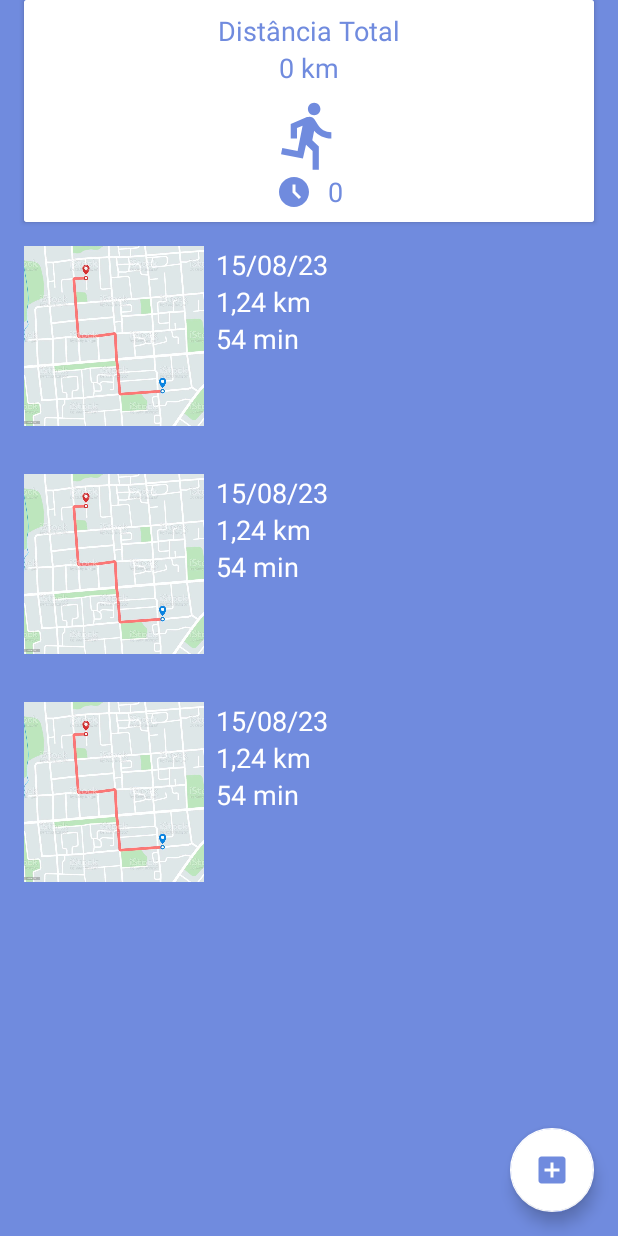
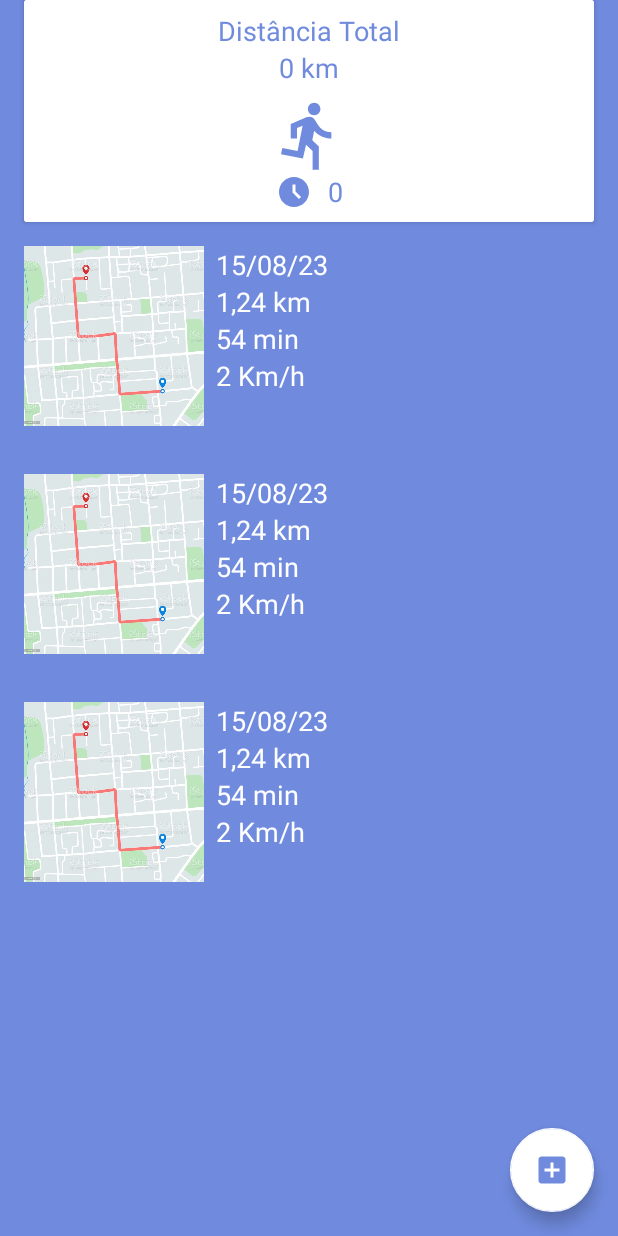
Before and after one commit to LucasOliveiraSimao/MapTrack, an Android app: the layout fragment_home.xml on its own in the app's theme, with its tools: preview values and no code run, on a phone screen of 412 x 824 dp. Run offline under Robolectric (Android 15) with nearby library versions, the phone set to English and light mode, and no system bars.

Commit message:
Adds textView to show average speed in list

```diff
--- a/app/src/main/res/layout/list_item.xml
+++ b/app/src/main/res/layout/list_item.xml
@@ -13,8 +13,8 @@
         android:scaleType="centerCrop"
         app:layout_constraintStart_toStartOf="parent"
         app:layout_constraintTop_toTopOf="parent"
-        tools:src="@drawable/img_track"
-        tools:ignore="ContentDescription" />
+        tools:ignore="ContentDescription"
+        tools:src="@drawable/img_track" />
 
     <TextView
         android:id="@+id/list_item_date"
@@ -22,7 +22,7 @@
         android:layout_width="wrap_content"
         android:layout_height="wrap_content"
         android:layout_marginStart="8dp"
-        android:text="@string/example_date"
+        tools:text="@string/example_date"
         app:layout_constraintStart_toEndOf="@+id/list_item_image"
         app:layout_constraintTop_toTopOf="@+id/list_item_image" />
 
@@ -32,7 +32,7 @@
         android:layout_width="wrap_content"
         android:layout_height="wrap_content"
         android:layout_marginStart="8dp"
-        android:text="@string/example_km"
+        tools:text="@string/example_km"
         app:layout_constraintStart_toEndOf="@+id/list_item_image"
         app:layout_constraintTop_toBottomOf="@+id/list_item_date" />
 
@@ -42,8 +42,18 @@
         android:layout_width="wrap_content"
         android:layout_height="wrap_content"
         android:layout_marginStart="8dp"
-        android:text="@string/example_time"
+        tools:text="@string/example_time"
         app:layout_constraintStart_toEndOf="@+id/list_item_image"
         app:layout_constraintTop_toBottomOf="@+id/list_item_distance" />
 
+    <TextView
+        android:id="@+id/list_item_average_speed"
+        style="@style/TextViewListItemDefault"
+        android:layout_width="wrap_content"
+        android:layout_height="wrap_content"
+        android:layout_marginStart="8dp"
+        tools:text="@string/example_average_speed"
+        app:layout_constraintStart_toEndOf="@+id/list_item_image"
+        app:layout_constraintTop_toBottomOf="@+id/list_item_time" />
+
 </androidx.constraintlayout.widget.ConstraintLayout>
```
